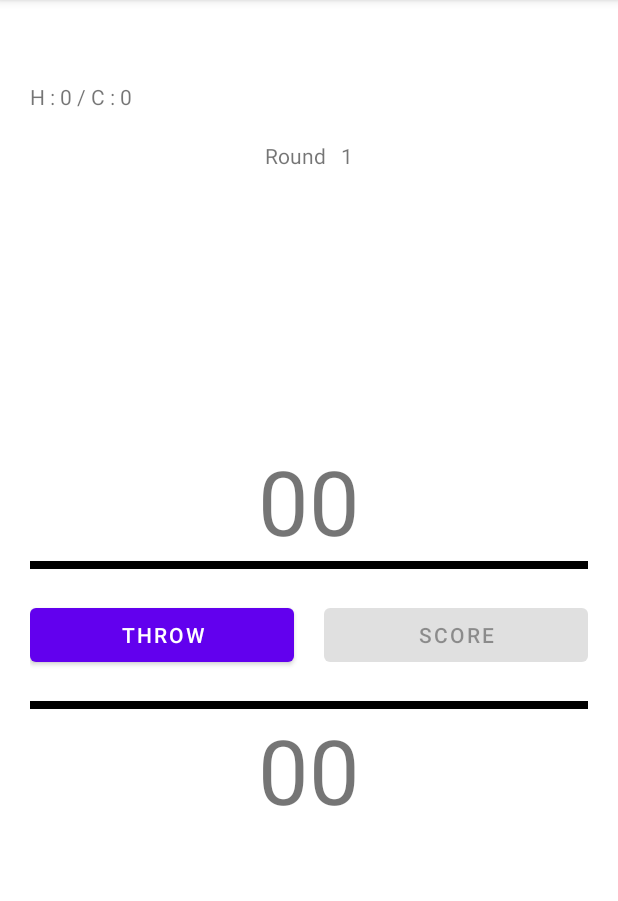
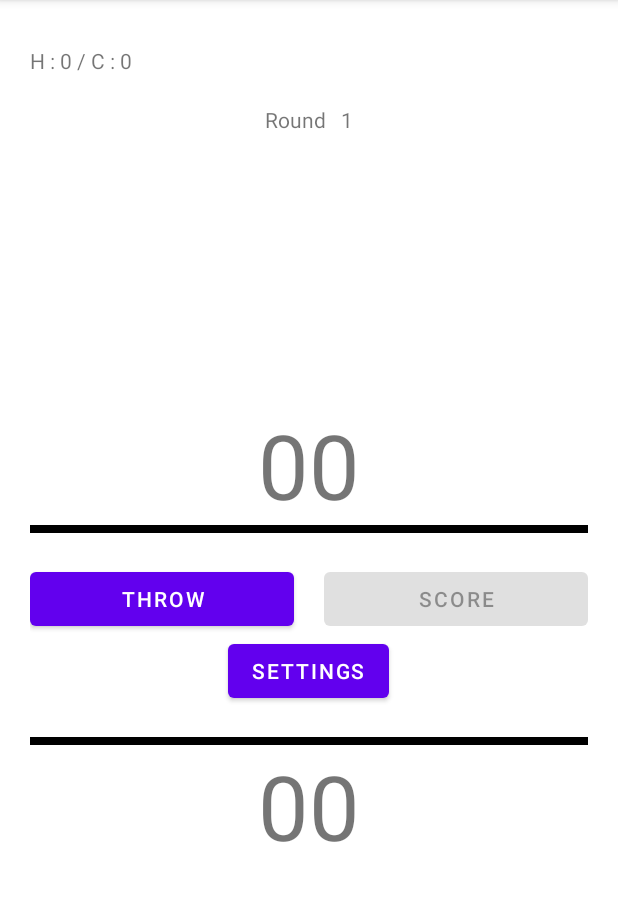
Before and after one commit to dnadawa/DiceDash, an Android app: the GameActivity screen opened directly, with no data from a screen before it, on a phone screen of 412 x 824 dp, the part 84-985 px from its top. Run offline under Robolectric (Android 15) with nearby library versions, the phone set to English and light mode, and no system bars; pictures from the network do not load.

Commit message:
Add settings dialog

```diff
--- a/app/src/main/res/layout/activity_game.xml
+++ b/app/src/main/res/layout/activity_game.xml
@@ -129,7 +129,9 @@
     <LinearLayout
         android:layout_width="match_parent"
         android:layout_height="wrap_content"
-        android:layout_margin="20dp"
+        android:layout_marginLeft="20dp"
+        android:layout_marginRight="20dp"
+        android:layout_marginTop="20dp"
         android:orientation="horizontal">
 
         <Button
@@ -149,7 +151,16 @@
             android:enabled="false"
             android:onClick="onScoreButtonPressed"
             android:text="Score" />
+
     </LinearLayout>
+
+    <Button
+        android:id="@+id/btnSettings"
+        android:layout_width="wrap_content"
+        android:layout_height="wrap_content"
+        android:layout_marginBottom="20dp"
+        android:text="Settings"
+        android:onClick="showSettingsDialog"/>
 
     <View
         android:id="@+id/divider2"
```
Also changed, not shown: app/src/main/java/com/w1866973/diceroller/GameActivity.kt (+58 -15 lines), app/src/main/java/com/w1866973/diceroller/MainActivity.kt (+1 -21 lines), app/src/main/res/layout/settings_dialog.xml (renamed from app/src/main/res/layout/set_score_dialog.xml, +8 -4 lines).
